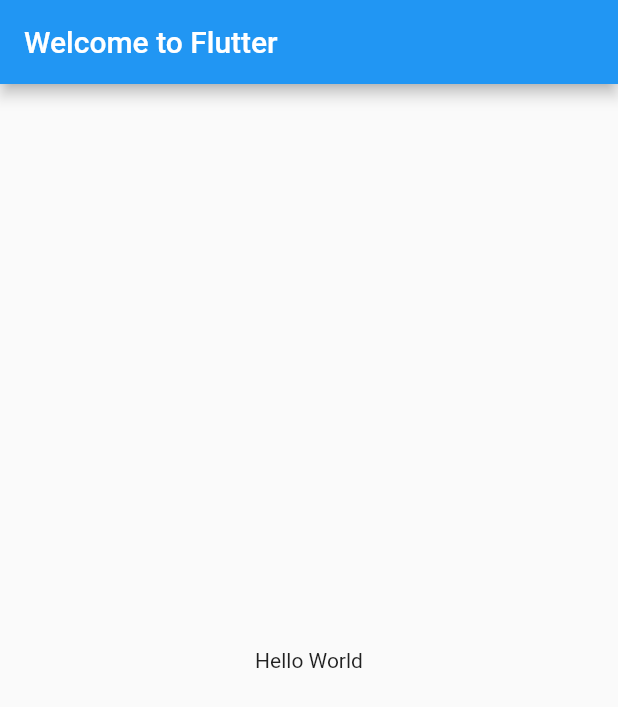
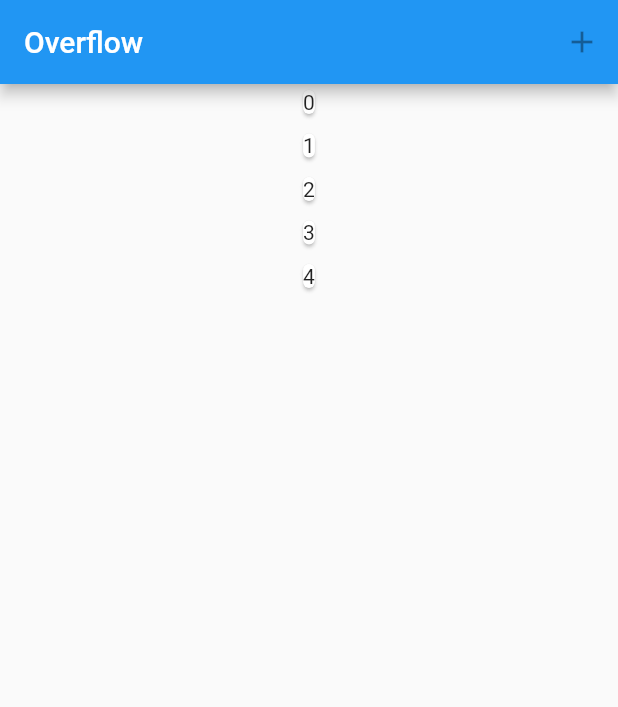
Before and after one commit to AppDevIn/Make-A-Post, a Flutter app: the screen it shows after launch, on a phone screen of 412 x 824 dp. Shown: the top 707 px of the screen. Run offline on Flutter 3.47's test engine with Material 2 defaults, Android fonts, the phone set to English and light mode, and no system bars.

Commit message:
Created a post object and generated a list

```diff
--- /dev/null
+++ b/lib/Widgets/listView.dart
@@ -0,0 +1,51 @@
+import 'package:flutter/material.dart';
+import '../class/post.dart';
+
+
+class PostView extends StatefulWidget{
+
+  List<Post> posts;
+
+  // construtor
+  PostView(List<Post> posts){
+    this.posts = posts;
+  }
+
+
+  @override
+  State<StatefulWidget> createState() => _PostViewState(posts);
+
+}
+
+class _PostViewState extends State<PostView>{
+
+  List<Post> posts;
+  _PostViewState(List<Post> posts){
+    this.posts = posts;
+  }
+
+  @override
+  Widget build(BuildContext context) {
+
+    return ListView.separated(
+      itemCount: posts.length,
+      itemBuilder: (BuildContext context, int pos){
+       return Column(
+         children: <Widget>[
+           Card(
+             child: Column(
+               children: <Widget>[
+                 Text(posts[pos].name)
+               ],
+             ),
+           ),
+         ],
+       );
+    } ,
+    separatorBuilder: (BuildContext context, int index) {
+      return Padding(padding: EdgeInsets.fromLTRB(0, 0, 0, 5),);
+    }
+    );
+
+  }
+}
--- /dev/null
+++ b/lib/class/post.dart
@@ -0,0 +1,13 @@
+class Post{
+
+  //field
+  String name;
+  String userName;
+  String caption;
+  String imageCode;
+
+  //Constructor
+  Post({this.name, this.userName, this.caption, this.imageCode});
+
+
+}
--- a/lib/main.dart
+++ b/lib/main.dart
@@ -1,4 +1,6 @@
 import 'package:flutter/material.dart';
+import 'Widgets/listView.dart';
+import 'class/post.dart';
 
 void main() => runApp(MyApp());
 
@@ -9,12 +11,27 @@
       title: 'Welcome to Flutter',
       home: Scaffold(
         appBar: AppBar(
-          title: Text('Welcome to Flutter'),
+          title: const Text("Overflow"),
+          actions: <Widget>[
+            IconButton(icon: const Icon(Icons.add), tooltip: "Add post", onPressed: null)
+          ],
         ),
-        body: Center(
-          child: Text('Hello World'),
+        body: Container(
+          child: Center(
+            child: PostView(generatePost())
+          ),
+
         ),
       ),
     );
   }
 }
+
+List<Post> generatePost(){
+  List<Post> posts = new List<Post>();
+  for (int i = 0; i < 5; i++){
+    posts.add(new Post(name: i.toString()));
+  }
+
+  return posts;
+}
```
Also changed, not shown: pubspec.lock, 2 other files.
